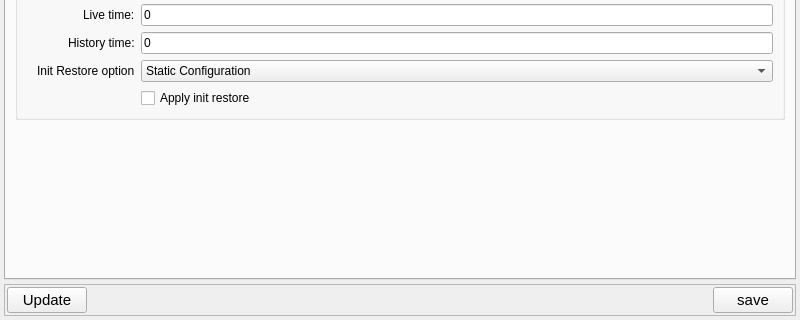
Old version of the form ccs/node/control_unit/ControUnitInstanceEditor.ui in the repository bisegni/chaosframework; both pictures show x 0 to 800 and y 240 to 560 of the 800 by 560 pixel window.
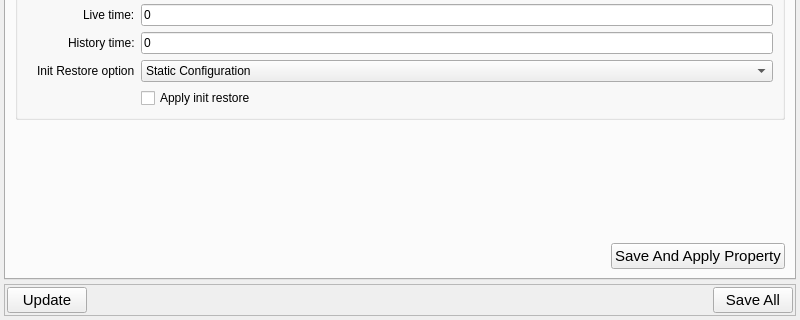
New version of the form. The open tabs and pages were chosen to show the change.

Commit message: fix the compilation erroro on non c11 compiler ccs has been added the ability to save and apply the whole property setting

Patch:
```diff
--- a/ccs/node/control_unit/ControUnitInstanceEditor.ui
+++ b/ccs/node/control_unit/ControUnitInstanceEditor.ui
@@ -739,6 +739,41 @@
          </property>
         </spacer>
        </item>
+       <item>
+        <layout class="QHBoxLayout" name="horizontalLayout_2">
+         <item>
+          <spacer name="horizontalSpacer_4">
+           <property name="orientation">
+            <enum>Qt::Horizontal</enum>
+           </property>
+           <property name="sizeHint" stdset="0">
+            <size>
+             <width>40</width>
+             <height>20</height>
+            </size>
+           </property>
+          </spacer>
+         </item>
+         <item>
+          <widget class="QPushButton" name="pushButtonSaveApplyProperty">
+           <property name="font">
+            <font>
+             <pointsize>11</pointsize>
+            </font>
+           </property>
+           <property name="whatsThis">
+            <string>Save the defaults value and apply values directly on CU</string>
+           </property>
+           <property name="accessibleName">
+            <string>Save and Apply all the porperty </string>
+           </property>
+           <property name="text">
+            <string>Save And Apply Property</string>
+           </property>
+          </widget>
+         </item>
+        </layout>
+       </item>
       </layout>
      </widget>
     </widget>
@@ -800,7 +835,7 @@
          </font>
         </property>
         <property name="text">
-         <string>save</string>
+         <string>Save All</string>
         </property>
         <property name="default">
          <bool>false</bool>
```
The commit also changes 9 other files.
